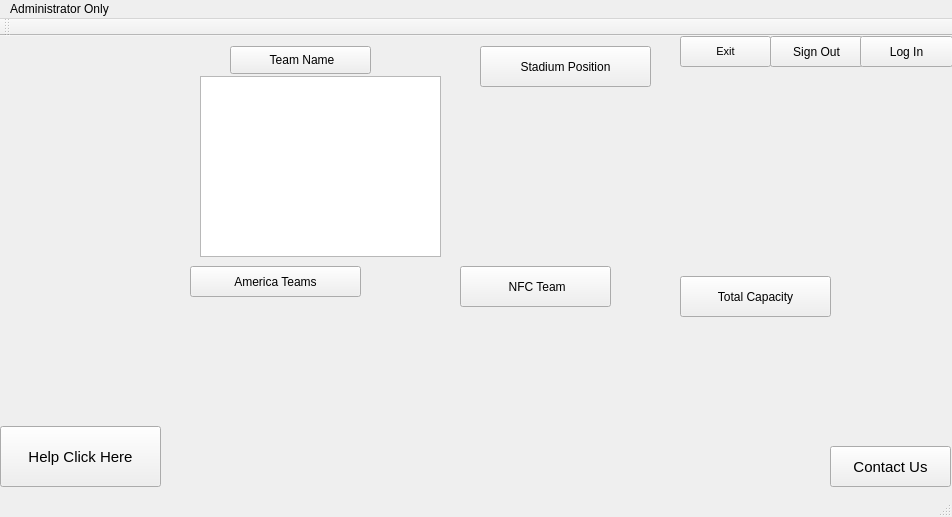
Before: the Qt Designer form mainwindow.ui in Ling2251/CS1C-NFL_Porject, drawn with Qt 5.
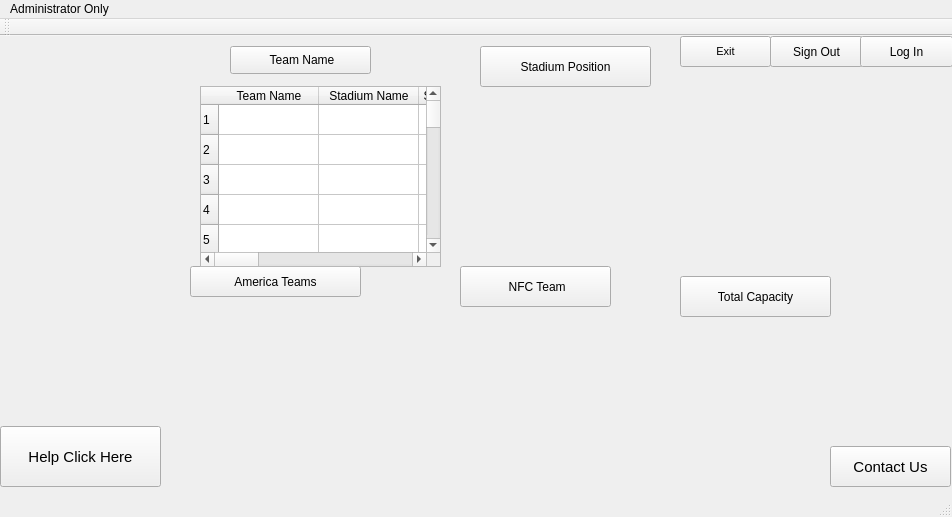
After: the same form once the commit is applied. Icons and pictures are not drawn.

Diff of the .ui file:
```diff
--- a/mainwindow.ui
+++ b/mainwindow.ui
@@ -280,11 +280,391 @@
     <property name="geometry">
      <rect>
       <x>200</x>
-      <y>40</y>
+      <y>50</y>
       <width>241</width>
       <height>181</height>
      </rect>
     </property>
+    <row>
+     <property name="text">
+      <string>1</string>
+     </property>
+    </row>
+    <row>
+     <property name="text">
+      <string>2</string>
+     </property>
+    </row>
+    <row>
+     <property name="text">
+      <string>3</string>
+     </property>
+    </row>
+    <row>
+     <property name="text">
+      <string>4</string>
+     </property>
+    </row>
+    <row>
+     <property name="text">
+      <string>5</string>
+     </property>
+    </row>
+    <row>
+     <property name="text">
+      <string>6</string>
+     </property>
+    </row>
+    <row>
+     <property name="text">
+      <string>7</string>
+     </property>
+    </row>
+    <row>
+     <property name="text">
+      <string>8</string>
+     </property>
+    </row>
+    <row>
+     <property name="text">
+      <string>9</string>
+     </property>
+    </row>
+    <row>
+     <property name="text">
+      <string>10</string>
+     </property>
+    </row>
+    <row>
+     <property name="text">
+      <string>11</string>
+     </property>
+    </row>
+    <row>
+     <property name="text">
+      <string>12</string>
+     </property>
+    </row>
+    <row>
+     <property name="text">
+      <string>13</string>
+     </property>
+    </row>
+    <row>
+     <property name="text">
+      <string>14</string>
+     </property>
+    </row>
+    <row>
+     <property name="text">
+      <string>15</string>
+     </property>
+    </row>
+    <row>
+     <property name="text">
+      <string>16</string>
+     </property>
+    </row>
+    <row>
+     <property name="text">
+      <string>17</string>
+     </property>
+    </row>
+    <row>
+     <property name="text">
+      <string>18</string>
+     </property>
+    </row>
+    <row>
+     <property name="text">
+      <string>19</string>
+     </property>
+    </row>
+    <row>
+     <property name="text">
+      <string>20</string>
+     </property>
+    </row>
+    <row>
+     <property name="text">
+      <string>21</string>
+     </property>
+    </row>
+    <row>
+     <property name="text">
+      <string>22</string>
+     </property>
+    </row>
+    <row>
+     <property name="text">
+      <string>23</string>
+     </property>
+    </row>
+    <row>
+     <property name="text">
+      <string>24</string>
+     </property>
+    </row>
+    <row>
+     <property name="text">
+      <string>25</string>
+     </property>
+    </row>
+    <row>
+     <property name="text">
+      <string>26</string>
+     </property>
+    </row>
+    <row>
+     <property name="text">
+      <string>27</string>
+     </property>
+    </row>
+    <row>
+     <property name="text">
+      <string>28</string>
+     </property>
+    </row>
+    <row>
+     <property name="text">
+      <string>29</string>
+     </property>
+    </row>
+    <row>
+     <property name="text">
+      <string>30</string>
+     </property>
+    </row>
+    <row>
+     <property name="text">
+      <string>31</string>
+     </property>
+    </row>
+    <row>
+     <property name="text">
+      <string>32</string>
+     </property>
+    </row>
+    <row>
+     <property name="text">
+      <string>33</string>
+     </property>
+    </row>
+    <row>
+     <property name="text">
+      <string>34</string>
+     </property>
+    </row>
+    <column>
+     <property name="text">
+      <string>Team Name</string>
+     </property>
+    </column>
+    <column>
+     <property name="text">
+      <string>Stadium Name</string>
+     </property>
+    </column>
+    <column>
+     <property name="text">
+      <string>Seating Capacity</string>
+     </property>
+    </column>
+    <column>
+     <property name="text">
+      <string>Location</string>
+     </property>
+    </column>
+    <column>
+     <property name="text">
+      <string>Conference</string>
+     </property>
+    </column>
+    <column>
+     <property name="text">
+      <string>Division</string>
+     </property>
+    </column>
+    <column>
+     <property name="text">
+      <string>Surface Type</string>
+     </property>
+    </column>
+    <column>
+     <property name="text">
+      <string>Stadium Roof Type</string>
+     </property>
+    </column>
+    <column>
+     <property name="text">
+      <string>Date Opened</string>
+     </property>
+    </column>
+    <item row="0" column="8">
+     <property name="text">
+      <string>2026</string>
+     </property>
+    </item>
+    <item row="1" column="8">
+     <property name="text">
+      <string>2017</string>
+     </property>
+    </item>
+    <item row="2" column="8">
+     <property name="text">
+      <string>1998</string>
+     </property>
+    </item>
+    <item row="3" column="8">
+     <property name="text">
+      <string>1973</string>
+     </property>
+    </item>
+    <item row="4" column="8">
+     <property name="text">
+      <string>1996</string>
+     </property>
+    </item>
+    <item row="5" column="8">
+     <property name="text">
+      <string>1924</string>
+     </property>
+    </item>
+    <item row="6" column="8">
+     <property name="text">
+      <string>2000</string>
+     </property>
+    </item>
+    <item row="7" column="8">
+     <property name="text">
+      <string>1999</string>
+     </property>
+    </item>
+    <item row="8" column="8">
+     <property name="text">
+      <string>2009</string>
+     </property>
+    </item>
+    <item row="9" column="8">
+     <property name="text">
+      <string>2001</string>
+     </property>
+    </item>
+    <item row="10" column="8">
+     <property name="text">
+      <string>2002</string>
+     </property>
+    </item>
+    <item row="11" column="8">
+     <property name="text">
+      <string>1957</string>
+     </property>
+    </item>
+    <item row="12" column="8">
+     <property name="text">
+      <string>2002</string>
+     </property>
+    </item>
+    <item row="13" column="8">
+     <property name="text">
+      <string>1957</string>
+     </property>
+    </item>
+    <item row="14" column="8">
+     <property name="text">
+      <string>2002</string>
+     </property>
+    </item>
+    <item row="15" column="8">
+     <property name="text">
+      <string>2008</string>
+     </property>
+    </item>
+    <item row="16" column="8">
+     <property name="text">
+      <string>1995</string>
+     </property>
+    </item>
+    <item row="17" column="8">
+     <property name="text">
+      <string>1972</string>
+     </property>
+    </item>
+    <item row="18" column="8">
+     <property name="text">
+      <string>2020</string>
+     </property>
+    </item>
+    <item row="19" column="8">
+     <property name="text">
+      <string>2020</string>
+     </property>
+    </item>
+    <item row="20" column="8">
+     <property name="text">
+      <string>1987</string>
+     </property>
+    </item>
+    <item row="21" column="8">
+     <property name="text">
+      <string>2016</string>
+     </property>
+    </item>
+    <item row="22" column="8">
+     <property name="text">
+      <string>2002</string>
+     </property>
+    </item>
+    <item row="23" column="8">
+     <property name="text">
+      <string>1975</string>
+     </property>
+    </item>
+    <item row="24" column="8">
+     <property name="text">
+      <string>2010</string>
+     </property>
+    </item>
+    <item row="25" column="8">
+     <property name="text">
+      <string>2010</string>
+     </property>
+    </item>
+    <item row="26" column="8">
+     <property name="text">
+      <string>2003</string>
+     </property>
+    </item>
+    <item row="27" column="8">
+     <property name="text">
+      <string>2001</string>
+     </property>
+    </item>
+    <item row="28" column="8">
+     <property name="text">
+      <string>2014</string>
+     </property>
+    </item>
+    <item row="29" column="8">
+     <property name="text">
+      <string>2002</string>
+     </property>
+    </item>
+    <item row="30" column="8">
+     <property name="text">
+      <string>1998</string>
+     </property>
+    </item>
+    <item row="31" column="8">
+     <property name="text">
+      <string>1999</string>
+     </property>
+    </item>
+    <item row="32" column="8">
+     <property name="text">
+      <string>1997</string>
+     </property>
+    </item>
    </widget>
   </widget>
   <widget class="QStatusBar" name="statusbar"/>
```
